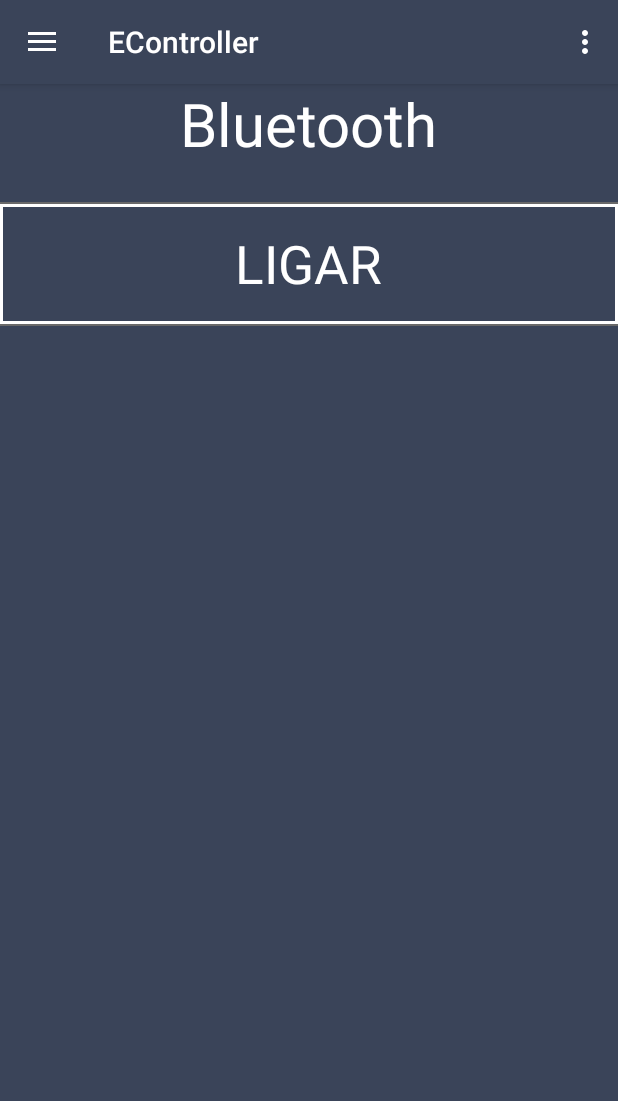
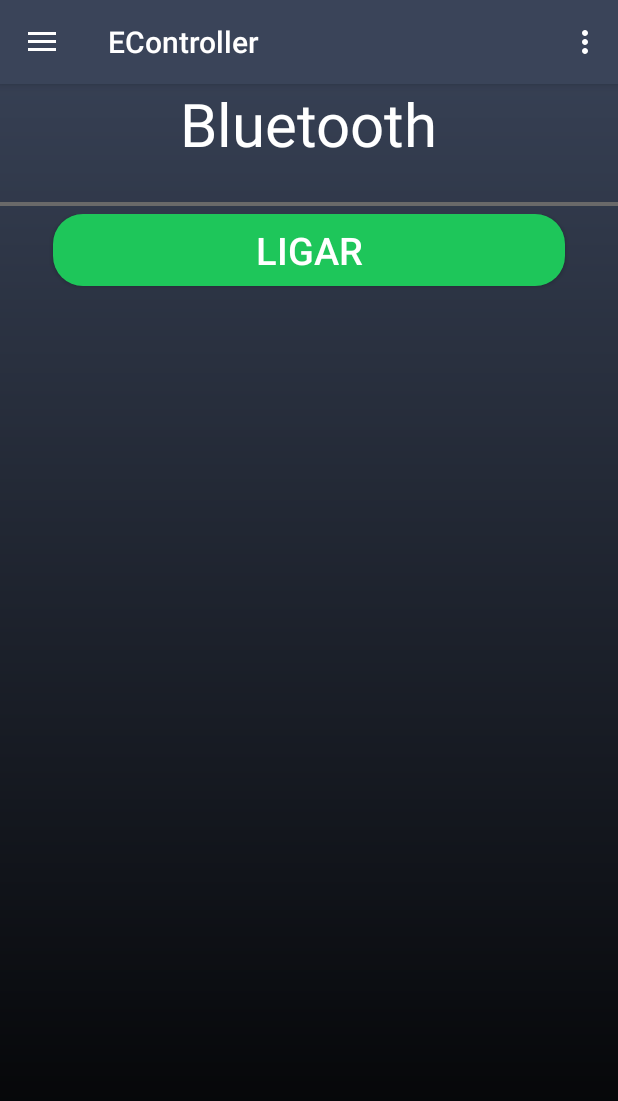
Before and after one commit to forgefiremaster/ECOntroller2, an Android app: the screen it shows after launch (MainActivity), after a tap on "LIGAR", on a phone screen of 412 x 824 dp. Shown: the top 1101 px of the screen. Run offline under Robolectric (Android 15) with nearby library versions, the phone set to English and light mode, and no system bars.

Commit message:
Mudando background

```diff
--- a/app/src/main/AndroidManifest.xml
+++ b/app/src/main/AndroidManifest.xml
@@ -4,7 +4,7 @@
 
     <uses-permission android:name="android.permission.BLUETOOTH" />
     <uses-permission android:name="android.permission.BLUETOOTH_ADMIN" />
-
+    <uses-feature android:name="android.hardware.bluetooth_le" android:required="true"/>
     <application
         android:allowBackup="true"
         android:icon="@mipmap/ic_launcher"
@@ -18,7 +18,6 @@
             android:theme="@style/noActionBar">
             <intent-filter>
                 <action android:name="android.intent.action.MAIN" />
-
                 <category android:name="android.intent.category.LAUNCHER" />
             </intent-filter>
         </activity>
--- a/app/src/main/java/com/example/lucas/econtroller/ContextoDeDados.java
+++ b/app/src/main/java/com/example/lucas/econtroller/ContextoDeDados.java
@@ -27,7 +27,7 @@ public class ContextoDeDados extends SQLiteOpenHelper{
     public void onCreate(SQLiteDatabase db) {
         db.execSQL("CREATE TABLE aparelhos_simulados(_id INTEGER PRIMARY KEY AUTOINCREMENT," +
                 "nome TEXT NOT NULL," +
-                "consumo_em_wats FLOAT NOT NULL," +
+                "consumo_em_wats TEXT NOT NULL," +
                 "semanas_ligadas INTEGER NOT NULL," +
                 "dias_ligados INTEGER NOT NULL," +
                 "horas_ligados INTEGER);");
--- a/app/src/main/java/com/example/lucas/econtroller/MainActivity.java
+++ b/app/src/main/java/com/example/lucas/econtroller/MainActivity.java
@@ -1,6 +1,5 @@
 package com.example.lucas.econtroller;
 
-import android.annotation.SuppressLint;
 import android.annotation.TargetApi;
 import android.bluetooth.BluetoothAdapter;
 import android.bluetooth.BluetoothDevice;
@@ -21,10 +20,6 @@ import android.view.View;
 import android.widget.ArrayAdapter;
 import android.widget.Button;
 import android.widget.LinearLayout;
-import android.widget.ListView;
-import android.widget.RelativeLayout;
-import android.widget.Switch;
-import android.widget.TextView;
 import android.widget.Toast;
 import java.util.ArrayList;
 import java.util.Set;
@@ -33,20 +28,15 @@ public class MainActivity extends AppCompatActivity implements NavigationView.On
 
     private BluetoothAdapter BA;
     private Set<BluetoothDevice> pairedDevices;
-    ListView lv;
     String[] endereco = new String[15];
     String[] lista = new String[15];
     String[] nome = new String[15];
     private LinearLayout listDevices;
     LinearLayout.LayoutParams params = null;
-    Switch aSwitch;
-    Button parear;
     private boolean bluetoothEstaLigado = false;
+    Button button;
 
-
-    RelativeLayout relativeLayout;
     SwipeRefreshLayout swipeLayout ;
-    TextView textView;
     @Override
     protected void onCreate(Bundle savedInstanceState) {
         super.onCreate(savedInstanceState);
@@ -54,11 +44,10 @@ public class MainActivity extends AppCompatActivity implements NavigationView.On
 
         setSupportActionBar(toolbar);
         DrawerLayout drawer = (DrawerLayout) findViewById(R.id.drawer_layout);
-        relativeLayout = (RelativeLayout) findViewById(R.id.ligar);
         listDevices = (LinearLayout) findViewById(R.id.aparelhosEncontrados);
         NavigationView navigationView = (NavigationView) findViewById(R.id.nav_view);
-        textView = (TextView) findViewById(R.id.text_ligar);
         swipeLayout = (SwipeRefreshLayout) findViewById(R.id.swipe_container);
+        button = (Button) findViewById(R.id.ligar_button);
 
         ActionBarDrawerToggle toggle = new ActionBarDrawerToggle(
                 this, drawer, toolbar, R.string.navigation_drawer_open, R.string.navigation_drawer_close);
@@ -66,61 +55,17 @@ public class MainActivity extends AppCompatActivity implements NavigationView.On
         toggle.syncState();
         navigationView.setNavigationItemSelectedListener(this);
         BA = BluetoothAdapter.getDefaultAdapter();
-        if(BA != null){
-            mudaCorDorelativeLayoutLigar();
-        }
         params = new LinearLayout.LayoutParams(LinearLayout.LayoutParams.MATCH_PARENT, 165);
-        //aSwitch = (Switch) findViewById(R.id.offOn);
-        //parear = (Button) findViewById(R.id.parear);
-        relativeLayout.setOnClickListener(new View.OnClickListener() {
-            @SuppressLint("ShowToast")
+        button.setOnClickListener(new View.OnClickListener() {
             @Override
             public void onClick(View v) {
-                if (BA == null) {
-
-                } else {
-                    if (BA.isEnabled()) {
-                        bluetoothEstaLigado = true;
-                        mudaCorDorelativeLayoutLigar();
-                    }else{
-                        bluetoothEstaLigado = false;
-                        mudaCorDorelativeLayoutLigar();
-                    }
-
-                    relativeLayout.setOnClickListener(new View.OnClickListener() {
-                        @Override
-                        public void onClick(View v) {
-                            on();
-                            mudaCorDorelativeLayoutLigar();
-                        }
-                    });
+                if(BA == null){
+                    Toast.makeText(getBaseContext(),"Seu aparelho não suporta o bluetooth.",Toast.LENGTH_SHORT).show();
+                }else{
+                    on();
                 }
             }
         });
-
-        textView.setOnClickListener(new View.OnClickListener() {
-            @Override
-            public void onClick(View v) {
-                if (BA == null) {
-
-                } else {
-                    if (BA.isEnabled()) {
-                        bluetoothEstaLigado = true;
-                    }else{
-                        bluetoothEstaLigado = false;
-                    }
-
-                    relativeLayout.setOnClickListener(new View.OnClickListener() {
-                        @Override
-                        public void onClick(View v) {
-                            on();
-                            mudaCorDorelativeLayoutLigar();
-                        }
-                    });
-                }
-            }
-        });
-
         swipeLayout.setColorSchemeColors(getResources().getColor(R.color.vermelho),getResources().getColor(R.color.azul),getResources().getColor(R.color.amarelo), getResources().getColor(R.color.green));
         swipeLayout.setOnRefreshListener(new SwipeRefreshLayout.OnRefreshListener() {
             @Override
@@ -132,13 +77,10 @@ public class MainActivity extends AppCompatActivity implements NavigationView.On
                         list();
                         swipeLayout.setRefreshing(false);
                     }
-                }, 3000);
+                }, 2800);
             }
         });
     }
-
-
-
     @Override
     public void onBackPressed() {
         DrawerLayout drawer = (DrawerLayout) findViewById(R.id.drawer_layout);
@@ -171,13 +113,17 @@ public class MainActivity extends AppCompatActivity implements NavigationView.On
         return super.onOptionsItemSelected(item);
     }
 
+    @TargetApi(Build.VERSION_CODES.HONEYCOMB)
+    @SuppressWarnings("StatementWithEmptyBody")
+    @Override
     public boolean onNavigationItemSelected(MenuItem item) {
-        // Handle navigation view item clicks here.
         int id = item.getItemId();
         if (id == R.id.nav_simulador) {
+            Intent intent = new Intent(this, AdicionarAparelhosAoSimuladorActivity.class);
+            startActivity(intent);
         }else if (id == R.id.nav_aparelhos_conectados ){
+
         }
-
         DrawerLayout drawer = (DrawerLayout) findViewById(R.id.drawer_layout);
         assert drawer != null;
         drawer.closeDrawer(GravityCompat.START);
@@ -189,15 +135,17 @@ public class MainActivity extends AppCompatActivity implements NavigationView.On
         if (!BA.isEnabled()) {
             Intent turnOn = new Intent(BluetoothAdapter.ACTION_REQUEST_ENABLE);
             startActivityForResult(turnOn, 0);
-            Toast.makeText(this, new String(getResources().getString(R.string.ligando)), Toast.LENGTH_LONG).show();
-
-        } else {
-            //desligar o bluetooth
-            BA.disable();
-            Toast.makeText(this, new String(getResources().getString(R.string.desligado)), Toast.LENGTH_LONG).show();
+            Toast.makeText(getBaseContext(),"Ligando.",Toast.LENGTH_SHORT).show();
+        }else{
+            Toast.makeText(getBaseContext(),"O Bluetooth já está ligado.",Toast.LENGTH_SHORT).show();
         }
     }
 
+    public void disable(){
+        //desligar o bluetooth
+        BA.disable();
+        Toast.makeText(this, new String(getResources().getString(R.string.desligado)), Toast.LENGTH_LONG).show();
+    }
     public void visible() {
         if (BA.isEnabled()) {
             Intent getVisible = new Intent(BluetoothAdapter.ACTION_REQUEST_DISCOVERABLE);
@@ -231,9 +179,9 @@ public class MainActivity extends AppCompatActivity implements NavigationView.On
                 btn.setText(nome[j]);
                 btn.setBackgroundResource(R.drawable.buttons_background);
                 btn.setTextSize(20);
-                // set the layoutParams on the button
+               //  set the layoutParams on the button
                 btn.setLayoutParams(params);
-                // Set click listener for button
+               //  Set click listener for button
                 btn.setOnClickListener(new View.OnClickListener() {
                     public void onClick(View v) {
                         chameBluetoothInfo(nome[0]);
@@ -255,18 +203,4 @@ public class MainActivity extends AppCompatActivity implements NavigationView.On
         intent.putExtra("nome", nome);
         startActivity(intent);
     }
-
-    private void mudaCorDorelativeLayoutLigar(){
-        if (bluetoothEstaLigado) {
-            relativeLayout.setBackgroundResource(R.color.transparent);
-            textView.setTextColor(getResources().getColor(R.color.black));
-            textView.setText("LIGADO");
-            bluetoothEstaLigado = false;
-        } else {
-            relativeLayout.setBackgroundResource(R.drawable.retangular_button);
-            textView.setTextColor(getResources().getColor(R.color.white));
-            textView.setText("LIGAR");
-            bluetoothEstaLigado = false;
-        }
-    }
 }
--- a/app/src/main/java/com/example/lucas/econtroller/fragments/ListarAparelhosSimuladosFragment.java
+++ b/app/src/main/java/com/example/lucas/econtroller/fragments/ListarAparelhosSimuladosFragment.java
@@ -28,15 +28,15 @@ public class ListarAparelhosSimuladosFragment extends Fragment {
         View view = inflater.inflate(R.layout.listar_aparelhos_simulados_fragment, container, false);
         listView = (ListView) view.findViewById(R.id.lista);
 
-        listarAparelhos();
+        //listarAparelhos();
 
         return view;
     }
 
-    private void listarAparelhos() {
+    /*private void listarAparelhos() {
         AccessDataBase accessDataBase = new AccessDataBase(getContext());
         List<AparelhosSimuladosDados> list = accessDataBase.buscar();
         ListAdapter listAdapter = new ArrayAdapter<AparelhosSimuladosDados>(getContext(), android.R.layout.simple_list_item_1,list);
         listView.setAdapter(listAdapter);
-    }
+    }*/
 }
--- /dev/null
+++ b/app/src/main/res/drawable/background_ripple.xml
@@ -0,0 +1,8 @@
+<?xml version="1.0" encoding="utf-8"?>
+<shape xmlns:android="http://schemas.android.com/apk/res/android"
+    android:shape="rectangle">
+    <gradient
+        android:startColor="@color/colorPrimary"
+        android:endColor="@color/black"
+        android:angle="270" />
+</shape>
--- a/app/src/main/res/drawable/buttons_background.xml
+++ b/app/src/main/res/drawable/buttons_background.xml
@@ -1,6 +1,6 @@
 <?xml version="1.0" encoding="utf-8"?>
 <shape xmlns:android="http://schemas.android.com/apk/res/android">
-    <stroke android:width="6dp" android:color="@color/colorPrimary" />
-    <padding android:left="7dp" android:top="7dp" android:right="7dp" android:bottom="0dp" />
-    <solid android:color="@color/button_background1"></solid>
+    <stroke android:width="10dp"/>
+    <solid android:color="@color/button_background1" ></solid>
+    <corners android:radius="10dp"></corners>
 </shape>
--- a/app/src/main/res/drawable/oval_ripple.xml
+++ b/app/src/main/res/drawable/oval_ripple.xml
@@ -5,7 +5,7 @@
     tools:targetApi="lollipop">
     <item>
         <shape android:shape="oval">
-            <solid android:color="@color/green" />
+            <solid android:color="@color/azul" />
         </shape>
     </item>
 </ripple>
--- /dev/null
+++ b/app/src/main/res/drawable/retangular_ripple.xml
@@ -0,0 +1,5 @@
+<?xml version="1.0" encoding="utf-8"?>
+<shape xmlns:android="http://schemas.android.com/apk/res/android" android:shape="rectangle">
+    <solid android:color="@color/grenn2"></solid>
+    <corners android:radius="20dp"></corners>
+</shape>
--- a/app/src/main/res/layout/activity_main.xml
+++ b/app/src/main/res/layout/activity_main.xml
@@ -9,12 +9,12 @@
     android:fitsSystemWindows="true"
     tools:openDrawer="start"
     >
-    <FrameLayout
+    <RelativeLayout
         android:orientation="vertical"
         android:layout_width="match_parent"
         android:layout_height="match_parent"
         android:weightSum="1"
-        android:background="@color/plano_de_fundo"
+        android:background="@drawable/background_ripple"
         >
         <RelativeLayout
             android:layout_width="match_parent"
@@ -56,32 +56,6 @@
                     android:layout_height="wrap_content"
                     android:orientation="horizontal"
                     >
-
-                    <RelativeLayout
-                        android:layout_width="wrap_content"
-                        android:layout_height="wrap_content"
-                        android:id="@+id/relativeLayout">
-
-                        <RelativeLayout
-                            android:layout_width="match_parent"
-                            android:layout_height="80dp"
-                            android:background="@drawable/retangular_button"
-                            android:layout_alignParentTop="true"
-                            android:layout_centerHorizontal="true"
-                            android:id="@+id/ligar"
-                            >
-
-                            <TextView
-                                android:layout_width="wrap_content"
-                                android:layout_height="wrap_content"
-                                android:text="LIGAR"
-                                android:id="@+id/text_ligar"
-                                android:textColor="@color/white"
-                                android:textSize="35dp"
-                                android:layout_centerVertical="true"
-                                android:layout_centerHorizontal="true" />
-                        </RelativeLayout>
-                    </RelativeLayout>
                 </RelativeLayout>
 
                 <View
@@ -90,33 +64,45 @@
                     android:layout_height="1dip"
                     android:layout_marginBottom="5dp"
                     />
+                <RelativeLayout
+                    android:layout_width="match_parent"
+                    android:layout_height="wrap_content">
+                    <Button
+                        android:layout_width="match_parent"
+                        android:layout_height="wrap_content"
+                        android:layout_alignParentTop="true"
 
+                        android:text="Ligar"
+                        android:background="@drawable/retangular_ripple"
+                        android:layout_marginLeft="35dp"
+                        android:layout_marginRight="35dp"
+                        android:id="@+id/ligar_button"
+                        android:textColor="@color/white"
+                        android:textSize="25dp"
+                        />
                     <android.support.v4.widget.SwipeRefreshLayout
                         android:id="@+id/swipe_container"
                         android:layout_width="match_parent"
                         android:layout_height="wrap_content"
+                        android:layout_marginTop="50dp"
                         >
                         <ScrollView
                             android:layout_width="match_parent"
                             android:layout_height="match_parent">
-
                             <LinearLayout
                                 android:layout_width="match_parent"
                                 android:layout_height="match_parent"
                                 android:orientation="vertical"
                                 android:id="@+id/aparelhosEncontrados"
-                            android:paddingRight="5dp"
-                            android:paddingLeft="5dp"
                                 >
-
                             </LinearLayout>
-
                         </ScrollView>
                     </android.support.v4.widget.SwipeRefreshLayout>
+                </RelativeLayout>
             </LinearLayout>
         </RelativeLayout>
 
-    </FrameLayout>
+    </RelativeLayout>
 
    <include
         layout="@layout/app_bar_main"
--- a/app/src/main/res/values/colors.xml
+++ b/app/src/main/res/values/colors.xml
@@ -13,7 +13,7 @@
     <color name="amarelo">#F88C06</color>
     <color name="azul">#00ccff</color>
     <color name="vermelho">#F13A38</color>
-    <color name="transparent"> #80FFFFFF</color>
     <color name="plano_de_fundo">#3A4459</color>
     <color name="button_background1">#50C2F2</color>
+    <color name="black_alpha_40">#66000000</color>
 </resources>
--- a/build.gradle
+++ b/build.gradle
@@ -5,7 +5,7 @@ buildscript {
         jcenter()
     }
     dependencies {
-        classpath 'com.android.tools.build:gradle:2.1.3'
+        classpath 'com.android.tools.build:gradle:2.2.0'
 
         // NOTE: Do not place your application dependencies here; they belong
         // in the individual module build.gradle files
```
Also changed, not shown: app/src/main/java/com/example/lucas/econtroller/AccessDataBase.java (+4 -6 lines), app/src/main/res/drawable/background_toolbar_translucent.xml (added, +9 -0 lines), app/src/main/res/values/styles.xml (+9 -1 lines). Lines whose indentation alone changed are shown as unchanged.
